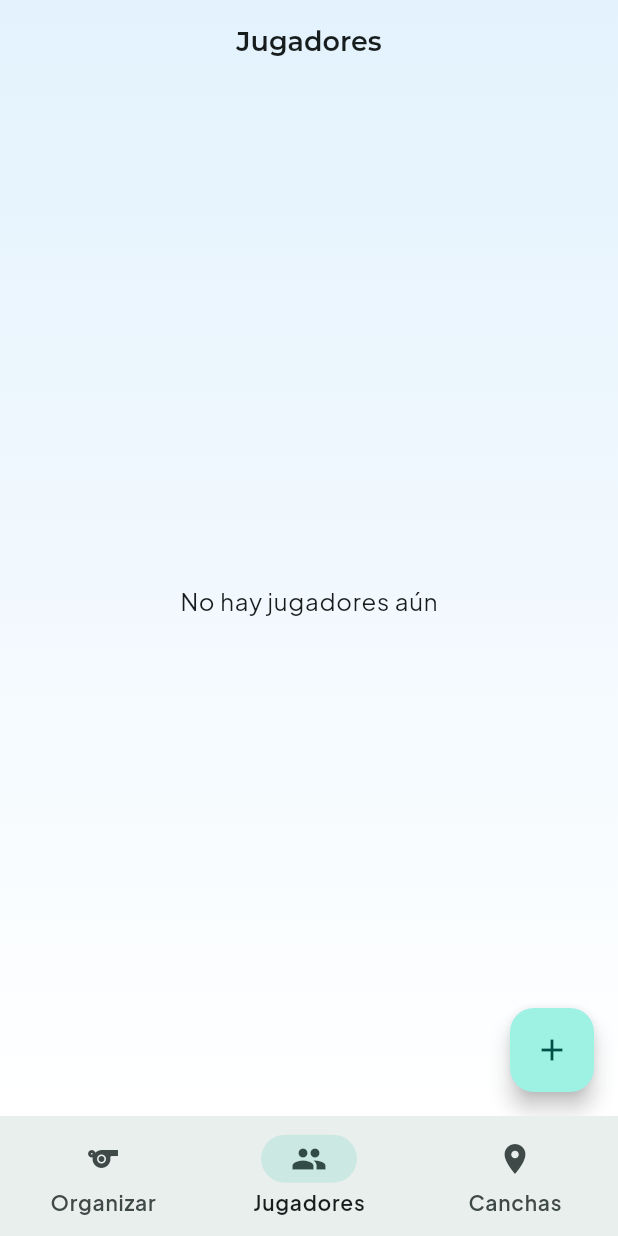
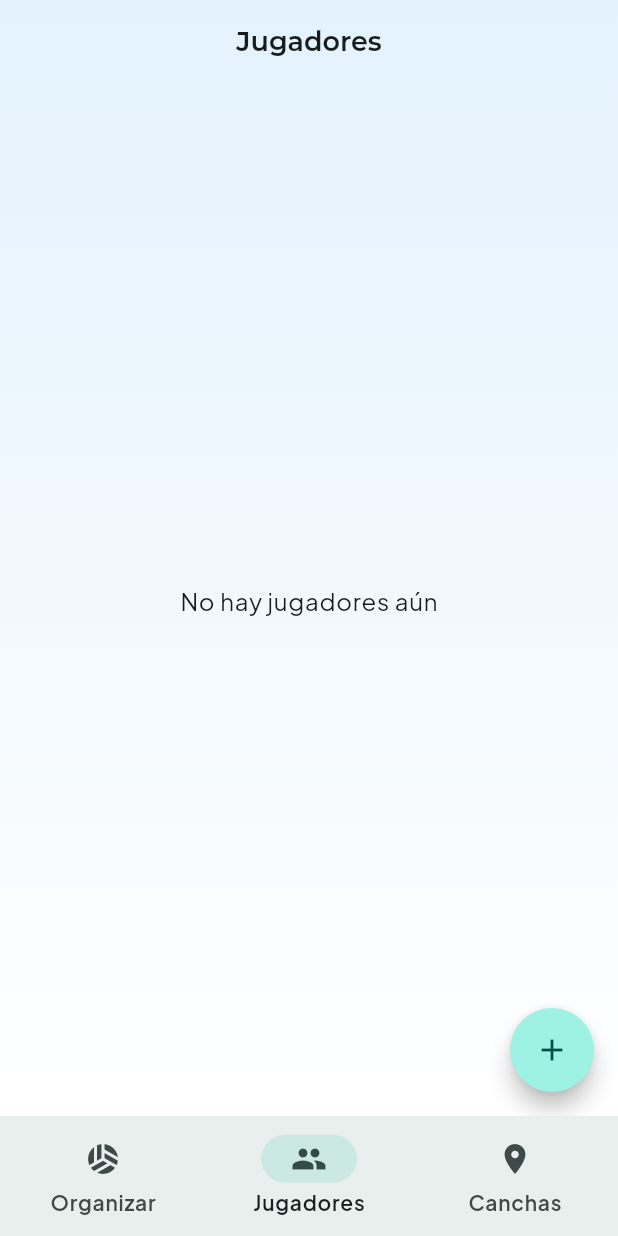
Before and after one commit to alechuertasfranco/game_setter, a Flutter app: the screen it shows after launch, item 2 of the bottom bar chosen, on a phone screen of 412 x 824 dp. Run offline on Flutter 3.47's test engine with Material 3 defaults, Android fonts, the phone set to English and light mode, and no system bars; drawn by our look-alikes of flutter_speed_dial; our stand-ins replace flutter_contacts, google_fonts, permission_handler, sqflite; accounts and stored records are empty.

Commit message:
feat: obtener contactos

```diff
--- a/lib/features/home/presentation/home_page.dart
+++ b/lib/features/home/presentation/home_page.dart
@@ -37,7 +37,7 @@ class _HomePageState extends State<HomePage> {
         onDestinationSelected: (i) => setState(() => _currentIndex = i),
         labelBehavior: NavigationDestinationLabelBehavior.alwaysShow,
         destinations: const [
-          NavigationDestination(icon: Icon(Icons.sports), label: 'Organizar'),
+          NavigationDestination(icon: Icon(Icons.sports_volleyball), label: 'Organizar'),
           NavigationDestination(icon: Icon(Icons.people), label: 'Jugadores'),
           NavigationDestination(icon: Icon(Icons.location_on), label: 'Canchas'),
         ],
--- a/lib/features/players/presentation/pages/players_page.dart
+++ b/lib/features/players/presentation/pages/players_page.dart
@@ -1,8 +1,11 @@
 import 'package:flutter/material.dart';
+import 'package:flutter_contacts/flutter_contacts.dart';
+import 'package:flutter_speed_dial/flutter_speed_dial.dart';
 import 'package:game_setter/features/players/domain/entities/player.dart';
 import 'package:game_setter/features/players/data/player_repository.dart';
 import 'package:game_setter/features/players/presentation/widgets/player_card.dart';
 import 'package:game_setter/features/players/presentation/widgets/player_card_extension.dart';
+import 'package:permission_handler/permission_handler.dart';
 import 'add_player_page.dart';
 
 class PlayersPage extends StatefulWidget {
@@ -46,6 +49,30 @@ class _PlayersPageState extends State<PlayersPage> {
     }
   }
 
+  void importContact() async {
+    if (!mounted) return;
+
+    final status = await Permission.contacts.request();
+    if (!status.isGranted) {
+      if (!mounted) return;
+      ScaffoldMessenger.of(context).showSnackBar(const SnackBar(content: Text('Permiso para acceder a contactos denegado')));
+      return;
+    }
+
+    final List<Contact> selectedContacts = await FlutterContacts.getContacts(withProperties: true);
+
+    if (selectedContacts.isEmpty) {
+      if (!mounted) return;
+      ScaffoldMessenger.of(context).showSnackBar(const SnackBar(content: Text('Selección de contacto cancelada')));
+      return;
+    }
+
+    final stringContact = selectedContacts.first.toString();
+
+    if (!mounted) return;
+    ScaffoldMessenger.of(context).showSnackBar(SnackBar(content: Text('Contacto importado: $stringContact')));
+  }
+
   @override
   Widget build(BuildContext context) {
     final textTheme = Theme.of(context).textTheme;
@@ -62,7 +89,29 @@ class _PlayersPageState extends State<PlayersPage> {
           elevation: 0,
           backgroundColor: Colors.transparent,
         ),
-        floatingActionButton: FloatingActionButton(onPressed: goToAddPlayer, child: const Icon(Icons.add)),
+        floatingActionButton: SpeedDial(
+          icon: Icons.add,
+          activeIcon: Icons.close,
+          overlayOpacity: 0.5,
+          spacing: 10,
+          children: [
+            SpeedDialChild(
+              child: const Icon(Icons.contacts, size: 20),
+              label: 'Importar contacto',
+              labelStyle: textTheme.bodySmall,
+              onTap: importContact,
+              shape: const CircleBorder(),
+            ),
+            SpeedDialChild(
+              child: const Icon(Icons.person_add, size: 20),
+              label: 'Agregar jugador',
+              labelStyle: textTheme.bodySmall,
+              onTap: goToAddPlayer,
+              shape: const CircleBorder(),
+            ),
+          ],
+        ),
+
         body: isLoading
             ? const Center(child: CircularProgressIndicator())
             : players.isEmpty
```
Also changed, not shown: lib/features/players/presentation/pages/add_player_page.dart (+0 -15 lines), lib/features/players/presentation/widgets/player_form.dart (+4 -3 lines), pubspec.yaml (+10 -3 lines), pubspec.lock.
